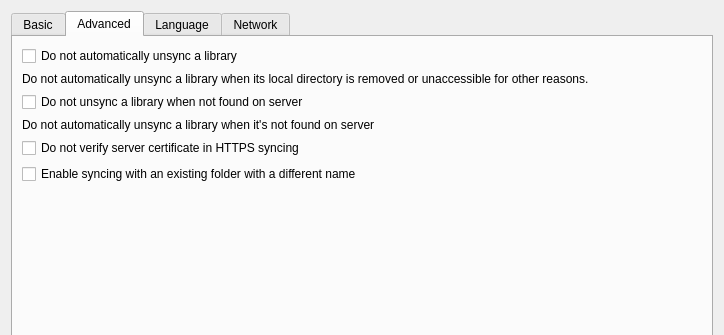
Old version of the form ui/settings-dialog.ui in the repository haiwen/seafile-client; both pictures show x 0 to 724 and y 0 to 335 of the 724 by 579 pixel window.
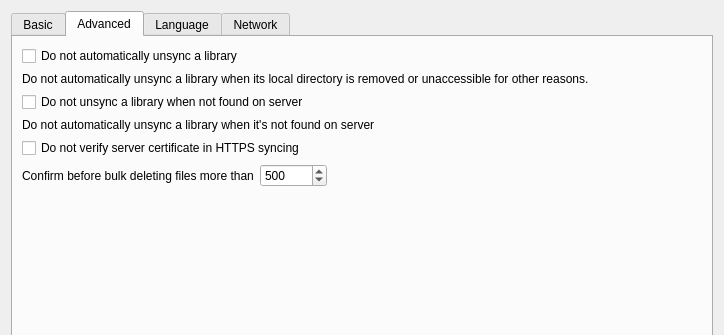
New version of the form. The open tabs and pages were chosen to show the change.

Commit message:
Notify users before bulk deleting files (#1433)
* Notify users before bulk deleting files

* Enrich the notification messages

What changed in the file:
```diff
--- a/ui/settings-dialog.ui
+++ b/ui/settings-dialog.ui
@@ -192,11 +192,34 @@
         </widget>
        </item>
        <item>
-        <widget class="QCheckBox" name="mEnableSyncingWithExistingFolder">
-         <property name="text">
-          <string>Enable syncing with an existing folder with a different name</string>
+        <layout class="QFormLayout" name="formLayout_3">
+         <property name="fieldGrowthPolicy">
+          <enum>QFormLayout::ExpandingFieldsGrow</enum>
          </property>
-        </widget>
+         <property name="formAlignment">
+          <set>Qt::AlignLeading|Qt::AlignLeft|Qt::AlignTop</set>
+         </property>
+         <item row="0" column="0">
+          <widget class="QLabel" name="label">
+           <property name="text">
+            <string>Confirm before bulk deleting files more than</string>
+           </property>
+          </widget>
+         </item>
+         <item row="0" column="1">
+          <widget class="QSpinBox" name="mDeleteConfirmSpinBox">
+           <property name="minimum">
+            <number>1</number>
+           </property>
+           <property name="maximum">
+            <number>100000</number>
+           </property>
+           <property name="value">
+            <number>500</number>
+           </property>
+          </widget>
+         </item>
+        </layout>
        </item>
        <item>
         <spacer name="verticalSpacer">
```
The commit also changes 7 other files.
